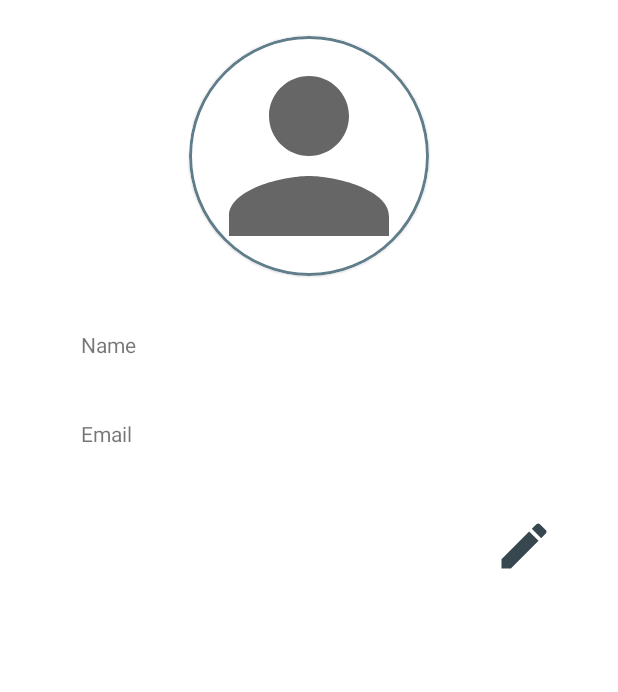
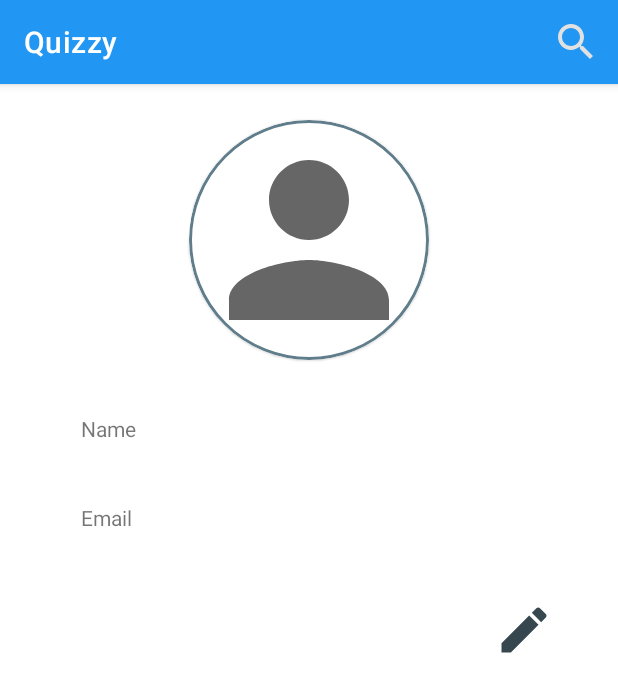
Before and after one commit to Imtial/Quizzy, an Android app: the ProfileFragment screen opened through its navigation route, on a phone screen of 412 x 824 dp. Shown: the top 692 px of the screen. Run offline under Robolectric (Android 15) with nearby library versions, the phone set to English and light mode, and no system bars; our stand-ins replace Room's generated code, data binding, navigation-ui; 1 statement that could not run was skipped.

```diff
--- a/app/src/main/java/com/example/quizzy/QuizGameActivity.kt
+++ b/app/src/main/java/com/example/quizzy/QuizGameActivity.kt
@@ -1,16 +1,24 @@
 package com.example.quizzy
 
 import android.app.Application
+import android.app.SearchManager
+import android.content.Context
 import android.graphics.Color
 import android.os.Bundle
 import android.text.Spannable
 import android.text.SpannableString
 import android.text.style.ForegroundColorSpan
+import android.util.Log
+import android.view.Menu
 import android.view.View
 import android.widget.Space
 import android.widget.TextView
 import androidx.appcompat.app.AppCompatActivity
+import androidx.appcompat.widget.SearchView
+import androidx.appcompat.widget.Toolbar
 import androidx.navigation.findNavController
+import androidx.navigation.ui.AppBarConfiguration
+import androidx.navigation.ui.setupActionBarWithNavController
 import androidx.navigation.ui.setupWithNavController
 import com.example.quizzy.quizsetter.QuestionSetterFragment
 import com.google.android.material.floatingactionbutton.FloatingActionButton
@@ -29,6 +37,9 @@ class QuizGameActivity: AppCompatActivity() {
         super.onCreate(savedInstanceState)
         setContentView(R.layout.activity_quiz_game)
 
+        val toolbar = findViewById<Toolbar>(R.id.quiz_toolbar)
+        setSupportActionBar(toolbar)
+
         backButton = findViewById(R.id.button_back)
         spaceOne = findViewById(R.id.space_one)
         completeButton = findViewById(R.id.button_complete)
@@ -39,6 +50,9 @@ class QuizGameActivity: AppCompatActivity() {
         val navigationView = findViewById<NavigationView>(R.id.nav_view)
         val navController = findNavController(R.id.game_fragment)
         navigationView.setupWithNavController(navController)
+        val appBarConfiguration = AppBarConfiguration(navController.graph)
+        toolbar.setupWithNavController(navController, findViewById(R.id.nav_drawer))
+//        setupActionBarWithNavController(navController, appBarConfiguration)
 
         nextButton.setOnClickListener {
             onButtonClickListener.nextButtonClicked()
@@ -96,6 +110,27 @@ class QuizGameActivity: AppCompatActivity() {
             }
         }
     }
+
+    override fun onCreateOptionsMenu(menu: Menu?): Boolean {
+        menuInflater.inflate(R.menu.main_menu, menu)
+        val manager = getSystemService(Context.SEARCH_SERVICE) as SearchManager
+        val searchItem = menu?.findItem(R.id.search)
+        val searchView = searchItem?.actionView as SearchView
+
+        searchView.setSearchableInfo(manager.getSearchableInfo(componentName))
+
+        searchView.setOnQueryTextListener(object : SearchView.OnQueryTextListener {
+            override fun onQueryTextSubmit(query: String?): Boolean {
+                Log.i("SEARCH", "onQueryTextSubmit: $query")
+                return true
+            }
+
+            override fun onQueryTextChange(newText: String?): Boolean {
+                return false
+            }
+        })
+        return true
+    }
 }
 
 interface OnButtonClickListener {
--- /dev/null
+++ b/app/src/main/res/drawable/ic_search.xml
@@ -0,0 +1,5 @@
+<vector android:height="40dp" android:tint="#E1E1E1"
+    android:viewportHeight="24" android:viewportWidth="24"
+    android:width="40dp" xmlns:android="http://schemas.android.com/apk/res/android">
+    <path android:fillColor="@android:color/white" android:pathData="M15.5,14h-0.79l-0.28,-0.27C15.41,12.59 16,11.11 16,9.5 16,5.91 13.09,3 9.5,3S3,5.91 3,9.5 5.91,16 9.5,16c1.61,0 3.09,-0.59 4.23,-1.57l0.27,0.28v0.79l5,4.99L20.49,19l-4.99,-5zM9.5,14C7.01,14 5,11.99 5,9.5S7.01,5 9.5,5 14,7.01 14,9.5 11.99,14 9.5,14z"/>
+</vector>
--- a/app/src/main/res/layout/activity_quiz_game.xml
+++ b/app/src/main/res/layout/activity_quiz_game.xml
@@ -2,6 +2,7 @@
 <androidx.drawerlayout.widget.DrawerLayout xmlns:android="http://schemas.android.com/apk/res/android"
     xmlns:app="http://schemas.android.com/apk/res-auto"
     xmlns:tools="http://schemas.android.com/tools"
+    android:id="@+id/nav_drawer"
     android:layout_width="match_parent"
     android:layout_height="match_parent">
 
@@ -10,6 +11,16 @@
         android:layout_height="match_parent"
         android:orientation="vertical"
         tools:context=".QuizGameActivity">
+
+        <androidx.appcompat.widget.Toolbar
+            android:id="@+id/quiz_toolbar"
+            android:layout_width="match_parent"
+            android:layout_height="?attr/actionBarSize"
+            android:background="?attr/colorPrimary"
+            android:elevation="4dp"
+            android:theme="@style/ThemeOverlay.AppCompat.ActionBar"
+            app:popupTheme="@style/ThemeOverlay.AppCompat.Light"
+            app:titleTextColor="@color/white"/>
 
         <TextView
             android:id="@+id/quiz_game_top"
--- /dev/null
+++ b/app/src/main/res/menu/main_menu.xml
@@ -0,0 +1,9 @@
+<?xml version="1.0" encoding="utf-8"?>
+<menu xmlns:android="http://schemas.android.com/apk/res/android"
+    xmlns:app="http://schemas.android.com/apk/res-auto">
+    <item android:id="@+id/search"
+        android:title="Search"
+        android:icon="@drawable/ic_search"
+        app:showAsAction="ifRoom|collapseActionView"
+        app:actionViewClass="androidx.appcompat.widget.SearchView" />
+</menu>
--- a/app/src/main/res/navigation/navigation.xml
+++ b/app/src/main/res/navigation/navigation.xml
@@ -7,7 +7,7 @@
     <fragment
         android:id="@+id/questionSetterFragment"
         android:name="com.example.quizzy.quizsetter.QuestionSetterFragment"
-        android:label="fragment_question_setter"
+        android:label="Set Question"
         tools:layout="@layout/fragment_question_setter" >
         <action
             android:id="@+id/action_questionSetterFragment_to_decisionSetterFragment"
@@ -19,7 +19,7 @@
     <fragment
         android:id="@+id/decisionSetterFragment"
         android:name="com.example.quizzy.quizsetter.DecisionSetterFragment"
-        android:label="fragment_decision_setter"
+        android:label="Set Response"
         tools:layout="@layout/fragment_decision_setter" >
         <action
             android:id="@+id/action_decisionSetterFragment_to_publishQuizFragment"
@@ -28,7 +28,7 @@
     <fragment
         android:id="@+id/publishQuizFragment"
         android:name="com.example.quizzy.quizsetter.PublishQuizFragment"
-        android:label="fragment_publish_quiz"
+        android:label="Publish Quiz"
         tools:layout="@layout/fragment_publish_quiz" >
         <action
             android:id="@+id/action_publishQuizFragment_to_questionSetterFragment"
@@ -88,6 +88,6 @@
     <fragment
         android:id="@+id/profileFragment"
         android:name="com.example.quizzy.profile.ProfileFragment"
-        android:label="ProfileFragment"
+        android:label="Profile"
         tools:layout="@layout/fragment_profile"/>
 </navigation>
```
Also changed, not shown: app/src/main/java/com/example/quizzy/database/QuizRepository.kt (+6 -2 lines), app/src/main/res/layout/activity_main.xml (+35 -28 lines), app/src/main/res/layout/fragment_home.xml (+0 -9 lines).
